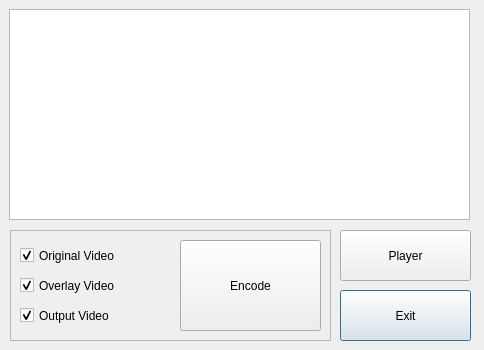
This is ipvcmain.ui in gnomezgrave/ipvc-image-processing-video-codec as Qt 5 draws it before an edit. The edited form follows.
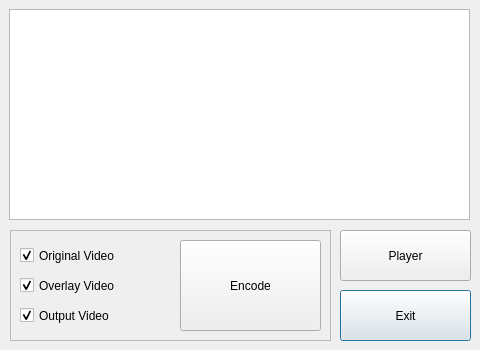
This is the edited form.

Patch:
```diff
--- a/ipvcmain.ui
+++ b/ipvcmain.ui
@@ -6,7 +6,7 @@
    <rect>
     <x>0</x>
     <y>0</y>
-    <width>484</width>
+    <width>480</width>
     <height>350</height>
    </rect>
   </property>
@@ -18,14 +18,14 @@
   </property>
   <property name="minimumSize">
    <size>
-    <width>484</width>
-    <height>158</height>
+    <width>480</width>
+    <height>350</height>
    </size>
   </property>
   <property name="maximumSize">
    <size>
-    <width>1000</width>
-    <height>1000</height>
+    <width>480</width>
+    <height>350</height>
    </size>
   </property>
   <property name="windowTitle">
```
